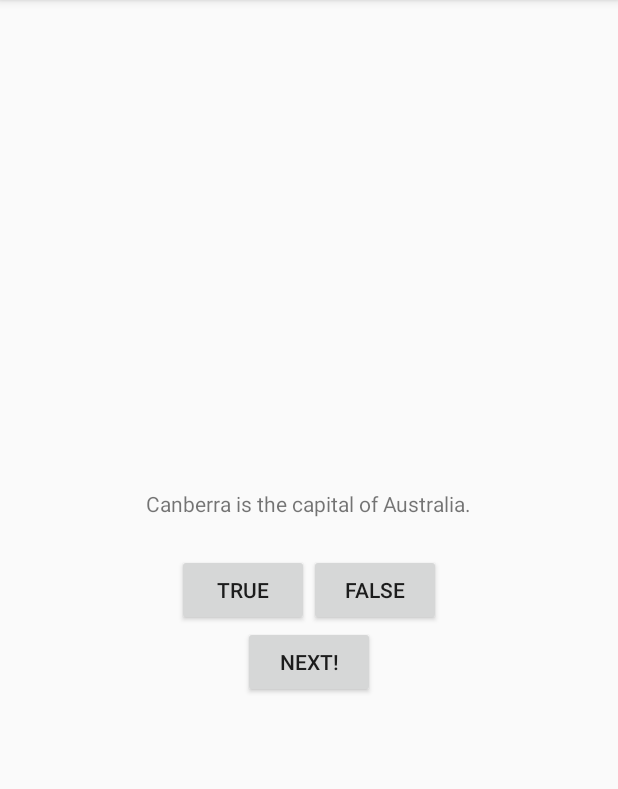
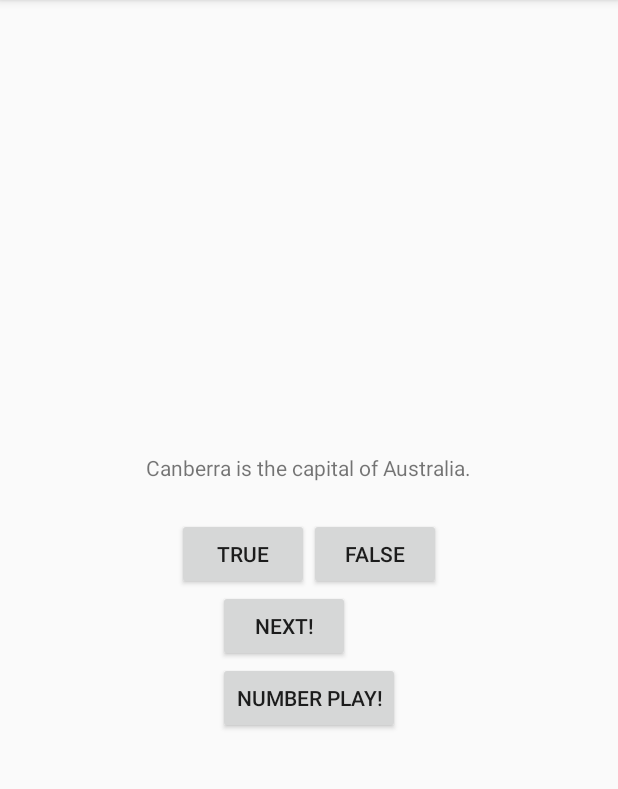
Before and after one commit to prashmittanay/QuizApp, an Android app: the screen it shows after launch (MainActivity), on a phone screen of 412 x 824 dp, the part 84-873 px from its top. Run offline under Robolectric (Android 15) with nearby library versions, the phone set to English and light mode, and no system bars.

Commit message:
layout file altered to incorporate new buttons

```diff
--- a/app/src/main/res/layout-land/activity_main.xml
+++ b/app/src/main/res/layout-land/activity_main.xml
@@ -35,4 +35,11 @@
         android:layout_height="wrap_content"
         android:layout_gravity="bottom|right"
         android:text="@string/next_button" />
+
+    <Button
+        android:id="@+id/button_main_number_play"
+        android:layout_width="wrap_content"
+        android:layout_height="wrap_content"
+        android:layout_gravity="bottom|left"
+        android:text="@string/number_play" />
 </FrameLayout>
--- a/app/src/main/res/layout/activity_main.xml
+++ b/app/src/main/res/layout/activity_main.xml
@@ -30,9 +30,26 @@
             android:text="@string/false_button"/>
     </LinearLayout>
 
-    <Button
-        android:id="@+id/next_button"
+
+
+    <LinearLayout
         android:layout_width="wrap_content"
         android:layout_height="wrap_content"
-        android:text="@string/next_button" />
+        android:orientation="vertical"
+        android:textAlignment="center"
+        android:layout_gravity="center_vertical|center_horizontal">
+
+        <Button
+            android:id="@+id/next_button"
+            android:layout_width="wrap_content"
+            android:layout_height="wrap_content"
+            android:text="@string/next_button" />
+
+        <Button
+            android:id="@+id/button_main_number_play"
+            android:layout_width="wrap_content"
+            android:layout_height="wrap_content"
+            android:text="@string/number_play" />
+
+    </LinearLayout>
 </LinearLayout>
--- a/app/src/main/res/values/strings.xml
+++ b/app/src/main/res/values/strings.xml
@@ -15,4 +15,5 @@
     <string name="show_answer_button">Show Answer</string>
     <string name="cheat_button">Cheat!</string>
     <string name="judgment_toast">Cheating is wrong.</string>
+    <string name="number_play">Number Play!</string>
 </resources>
```
